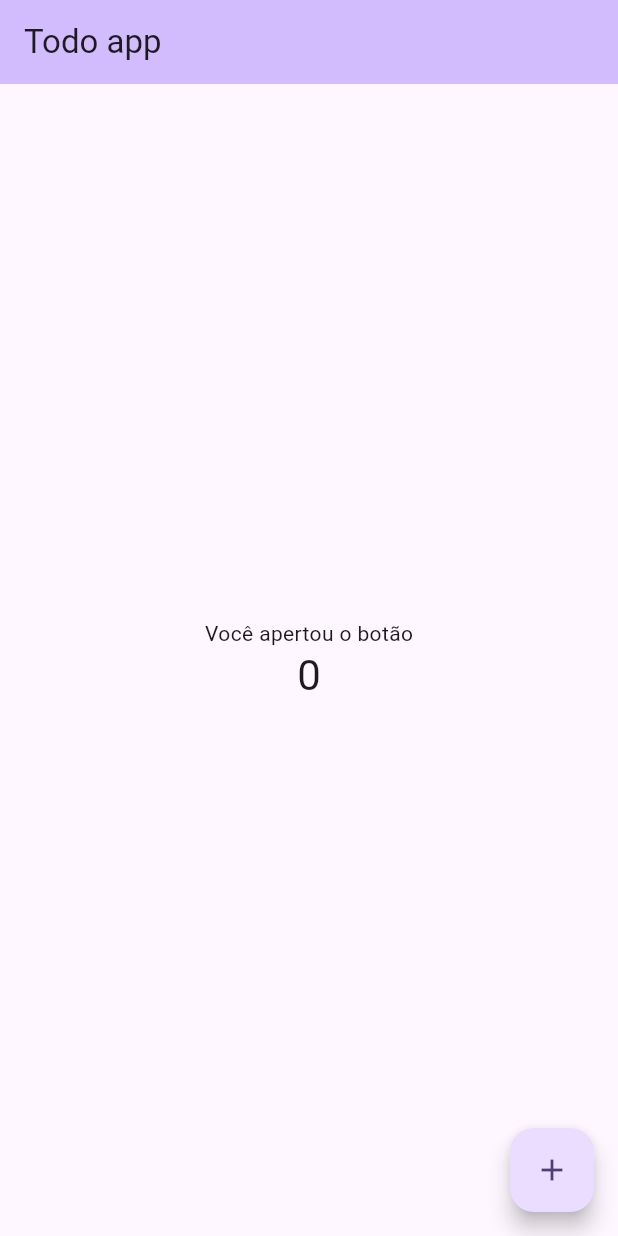
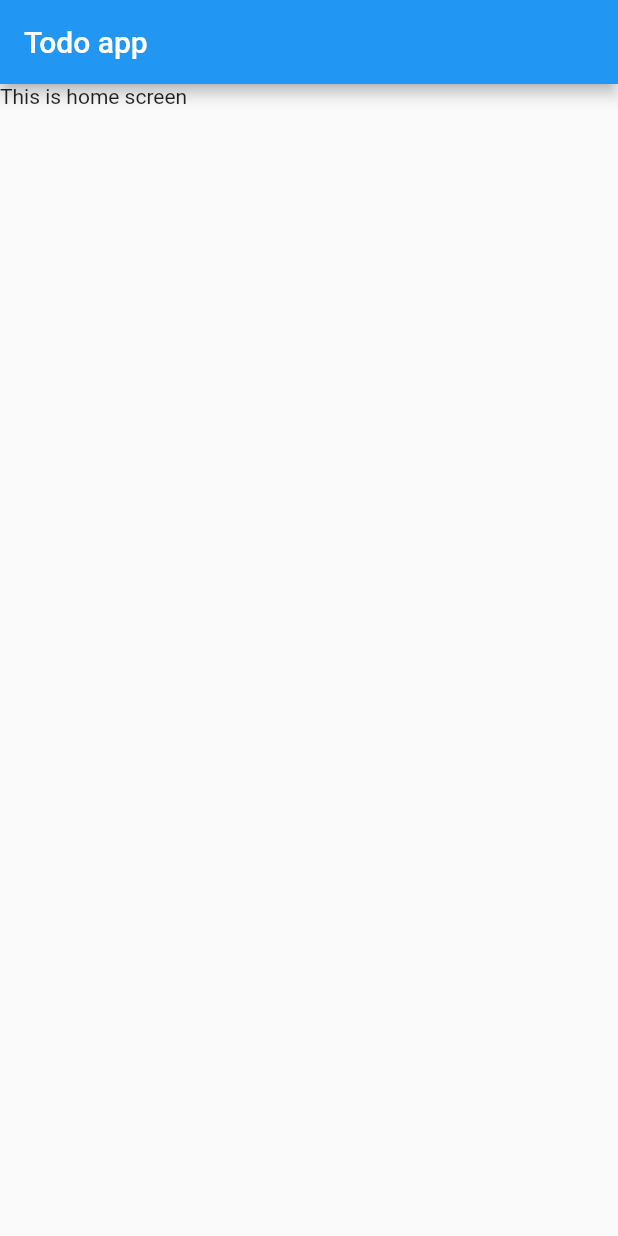
Before and after one commit to matefs/Todo_app, a Flutter app: the screen it shows after launch, on a phone screen of 412 x 824 dp. Run offline on Flutter 3.47's test engine with Material 2 defaults, Android fonts, the phone set to English and light mode, and no system bars.

Commit message:
Add: componente home page

```diff
--- a/lib/main.dart
+++ b/lib/main.dart
@@ -1,4 +1,5 @@
 import 'package:flutter/material.dart';
+import 'screens/home.dart';
 
 void main() {
   runApp(const MyApp());
@@ -11,11 +12,7 @@ class MyApp extends StatelessWidget {
   Widget build(BuildContext context) {
     return MaterialApp(
       title: 'Todo app',
-      theme: ThemeData(
-        colorScheme: ColorScheme.fromSeed(seedColor: Colors.deepPurple),
-        useMaterial3: true,
-      ),
-      home: const MyHomePage(title: 'Todo app'),
+      home: Home(),
     );
   }
 }
--- /dev/null
+++ b/lib/screens/home.dart
@@ -0,0 +1,15 @@
+import 'package:flutter/material.dart';
+
+class Home extends StatelessWidget {
+  const Home({Key? key}) : super(key: key);
+
+  @override
+  Widget build(BuildContext context) {
+    return Scaffold(
+      appBar: AppBar(title:Text('Todo app')),
+      body: Container(
+        child: Text('This is home screen'),
+      ),
+    );
+  }
+}
```
